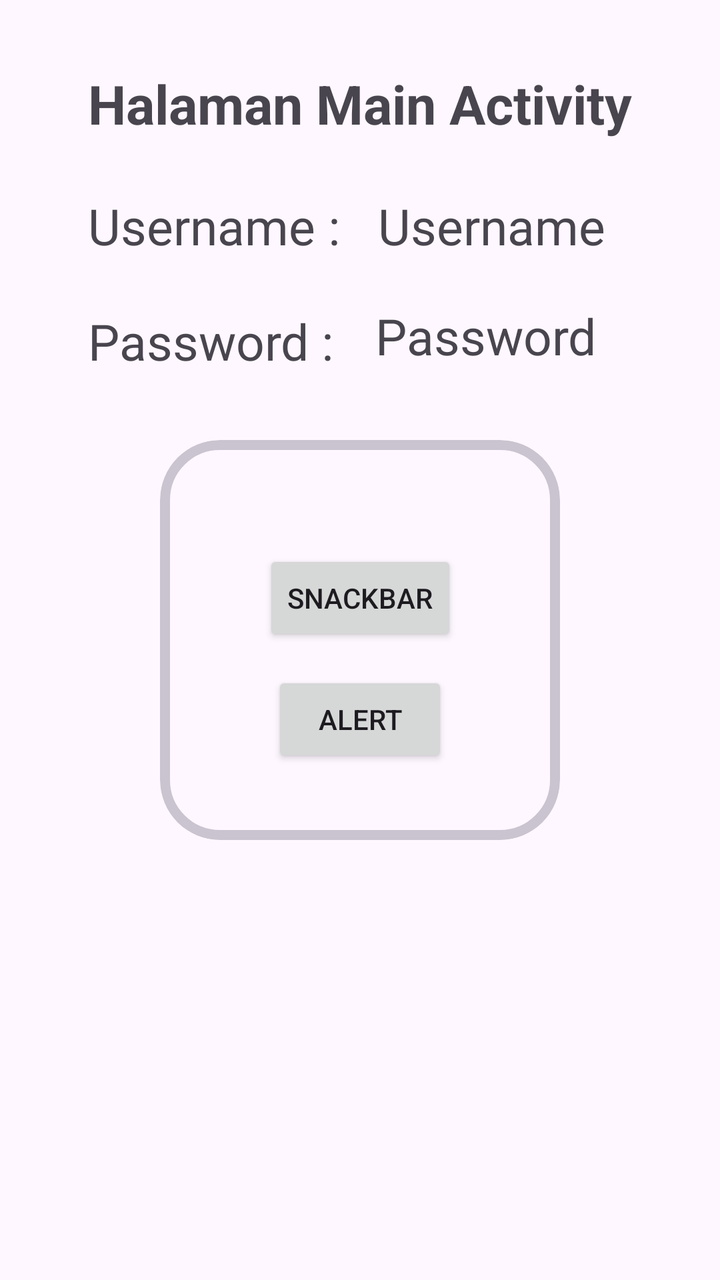
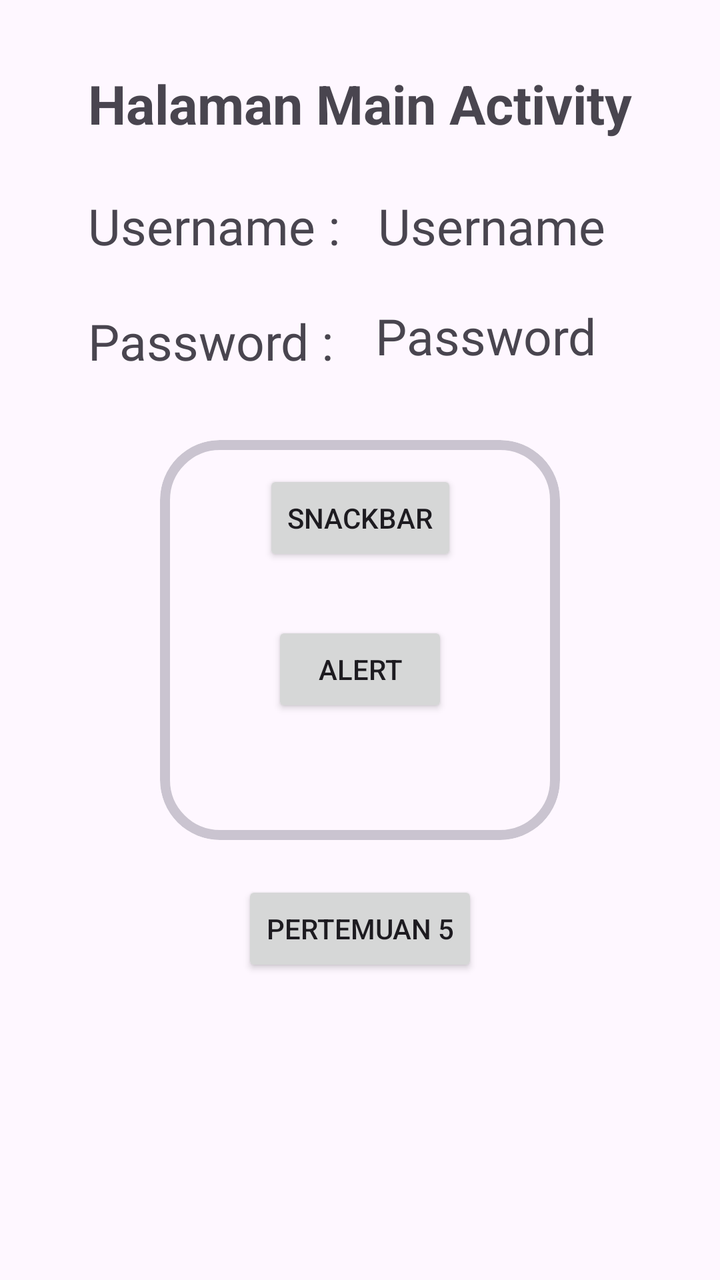

Two renders of the same Android screen: before a commit and after it. Below are the layout's source before the change and the commit's diff.
<!-- AndroidManifest.xml: application theme Theme.Andika_3TIA -->
<!-- res/layout/activity_main.xml -->
<?xml version="1.0" encoding="utf-8"?>
<androidx.constraintlayout.widget.ConstraintLayout xmlns:android="http://schemas.android.com/apk/res/android"
    xmlns:app="http://schemas.android.com/apk/res-auto"
    xmlns:tools="http://schemas.android.com/tools"
    android:id="@+id/main"
    android:layout_width="match_parent"
    android:layout_height="match_parent"
    tools:context=".MainActivity">

    <TextView
        android:id="@+id/txtUsername"
        android:layout_width="wrap_content"
        android:layout_height="wrap_content"
        android:layout_marginTop="96dp"
        android:text="Username"
        android:textSize="25sp"
        app:layout_constraintEnd_toEndOf="parent"
        app:layout_constraintHorizontal_bias="0.181"
        app:layout_constraintStart_toEndOf="@+id/textView4"
        app:layout_constraintTop_toTopOf="parent" />

    <TextView
        android:id="@+id/txtPassword"
        android:layout_width="wrap_content"
        android:layout_height="wrap_content"
        android:text="Password"
        android:textSize="25sp"
        app:layout_constraintBottom_toBottomOf="parent"
        app:layout_constraintEnd_toEndOf="parent"
        app:layout_constraintHorizontal_bias="0.192"
        app:layout_constraintStart_toEndOf="@+id/textView5"
        app:layout_constraintTop_toBottomOf="@+id/txtUsername"
        app:layout_constraintVertical_bias="0.045" />

    <TextView
        android:id="@+id/textView4"
        android:layout_width="wrap_content"
        android:layout_height="wrap_content"
        android:layout_marginStart="44dp"
        android:layout_marginTop="96dp"
        android:text="Username : "
        android:textSize="25sp"
        app:layout_constraintStart_toStartOf="parent"
        app:layout_constraintTop_toTopOf="parent" />

    <TextView
        android:id="@+id/textView5"
        android:layout_width="wrap_content"
        android:layout_height="wrap_content"
        android:layout_marginStart="44dp"
        android:layout_marginTop="24dp"
        android:text="Password : "
        android:textSize="25sp"
        app:layout_constraintStart_toStartOf="parent"
        app:layout_constraintTop_toBottomOf="@+id/textView4" />

    <com.google.android.material.card.MaterialCardView
        android:layout_width="200dp"
        android:layout_height="200dp"
        app:cardCornerRadius="30dp"
        app:strokeWidth="5dp
"
        app:layout_constraintBottom_toBottomOf="parent"
        app:layout_constraintEnd_toEndOf="parent"
        app:layout_constraintStart_toStartOf="parent"
        app:layout_constraintTop_toTopOf="parent">

        <androidx.constraintlayout.widget.ConstraintLayout
            android:layout_width="match_parent"
            android:layout_height="match_parent"
            android:layout_margin="15dp">


            <Button
                android:id="@+id/btnSnackbar"
                android:layout_width="wrap_content"
                android:layout_height="wrap_content"
                android:layout_marginTop="40dp"
                android:text="Snackbar"
                app:layout_constraintEnd_toEndOf="parent"
                app:layout_constraintStart_toStartOf="parent"
                app:layout_constraintTop_toTopOf="parent" />

            <Button
                android:id="@+id/btnAlert"
                android:layout_width="wrap_content"
                android:layout_height="wrap_content"
                android:text="Alert"
                app:layout_constraintBottom_toBottomOf="parent"
                app:layout_constraintEnd_toEndOf="parent"
                app:layout_constraintStart_toStartOf="parent"
                app:layout_constraintTop_toBottomOf="@+id/btnSnackbar"
                app:layout_constraintVertical_bias="0.375" />
        </androidx.constraintlayout.widget.ConstraintLayout>


    </com.google.android.material.card.MaterialCardView>

    <TextView
        android:id="@+id/textView2"
        android:layout_width="wrap_content"
        android:layout_height="wrap_content"
        android:text="Halaman Main Activity"
        android:textSize="27sp"
        android:textStyle="bold"
        app:layout_constraintBottom_toBottomOf="parent"
        app:layout_constraintEnd_toEndOf="parent"
        app:layout_constraintStart_toStartOf="parent"
        app:layout_constraintTop_toTopOf="parent"
        app:layout_constraintVertical_bias="0.056" />

</androidx.constraintlayout.widget.ConstraintLayout>
<!-- resources referenced by this layout -->
<resources>
  <style name="Theme.Andika_3TIA" parent="Base.Theme.Andika_3TIA" />
  <style name="Base.Theme.Andika_3TIA" parent="Theme.Material3.DayNight.NoActionBar">
          
          
      </style>
</resources>

<!-- the commit's change to res/layout/activity_main.xml (unified diff, before → after) -->
@@ -55,15 +55,16 @@
         app:layout_constraintTop_toBottomOf="@+id/textView4" />
 
     <com.google.android.material.card.MaterialCardView
+        android:id="@+id/materialCardView"
         android:layout_width="200dp"
         android:layout_height="200dp"
         app:cardCornerRadius="30dp"
-        app:strokeWidth="5dp
-"
         app:layout_constraintBottom_toBottomOf="parent"
         app:layout_constraintEnd_toEndOf="parent"
         app:layout_constraintStart_toStartOf="parent"
-        app:layout_constraintTop_toTopOf="parent">
+        app:layout_constraintTop_toTopOf="parent"
+        app:strokeWidth="5dp
+">
 
         <androidx.constraintlayout.widget.ConstraintLayout
             android:layout_width="match_parent"
@@ -75,11 +76,10 @@
                 android:id="@+id/btnSnackbar"
                 android:layout_width="wrap_content"
                 android:layout_height="wrap_content"
-                android:layout_marginTop="40dp"
                 android:text="Snackbar"
                 app:layout_constraintEnd_toEndOf="parent"
                 app:layout_constraintStart_toStartOf="parent"
-                app:layout_constraintTop_toTopOf="parent" />
+                app:layout_constraintTop_toBottomOf="@+id/button" />
 
             <Button
                 android:id="@+id/btnAlert"
@@ -91,6 +91,7 @@
                 app:layout_constraintStart_toStartOf="parent"
                 app:layout_constraintTop_toBottomOf="@+id/btnSnackbar"
                 app:layout_constraintVertical_bias="0.375" />
+
         </androidx.constraintlayout.widget.ConstraintLayout>
 
 
@@ -109,4 +110,15 @@
         app:layout_constraintTop_toTopOf="parent"
         app:layout_constraintVertical_bias="0.056" />
 
+    <Button
+        android:id="@+id/btnLima"
+        android:layout_width="wrap_content"
+        android:layout_height="wrap_content"
+        android:text="Pertemuan 5"
+        app:layout_constraintBottom_toBottomOf="parent"
+        app:layout_constraintEnd_toEndOf="parent"
+        app:layout_constraintStart_toStartOf="parent"
+        app:layout_constraintTop_toBottomOf="@+id/materialCardView"
+        app:layout_constraintVertical_bias="0.119" />
+
 </androidx.constraintlayout.widget.ConstraintLayout>
